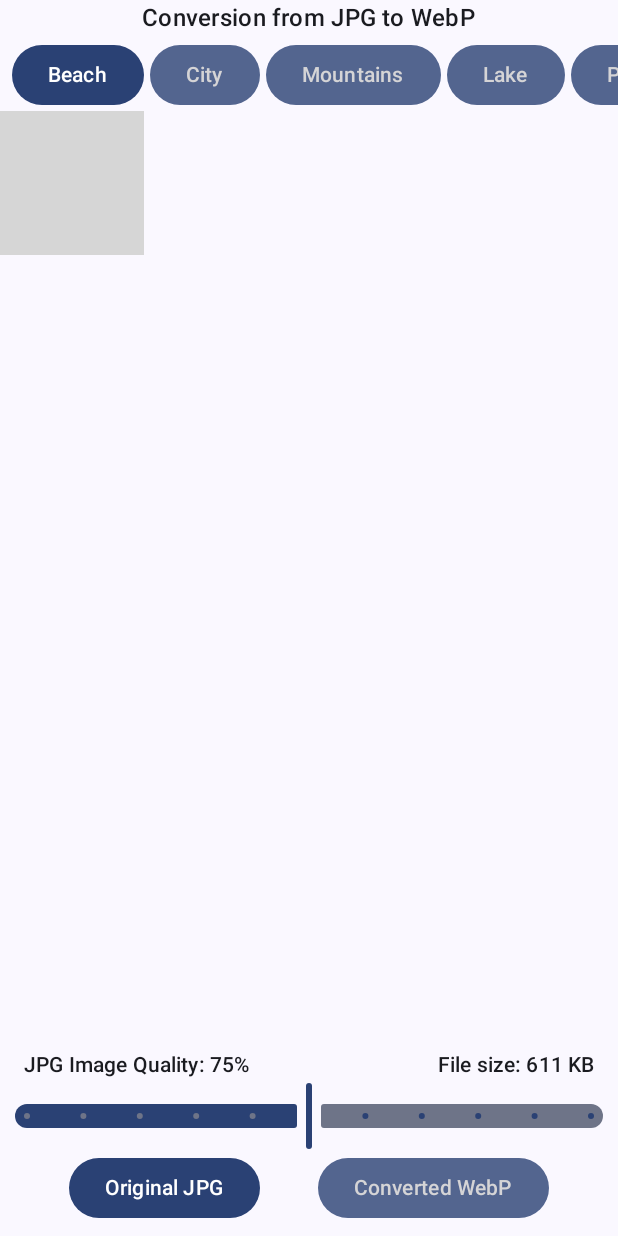
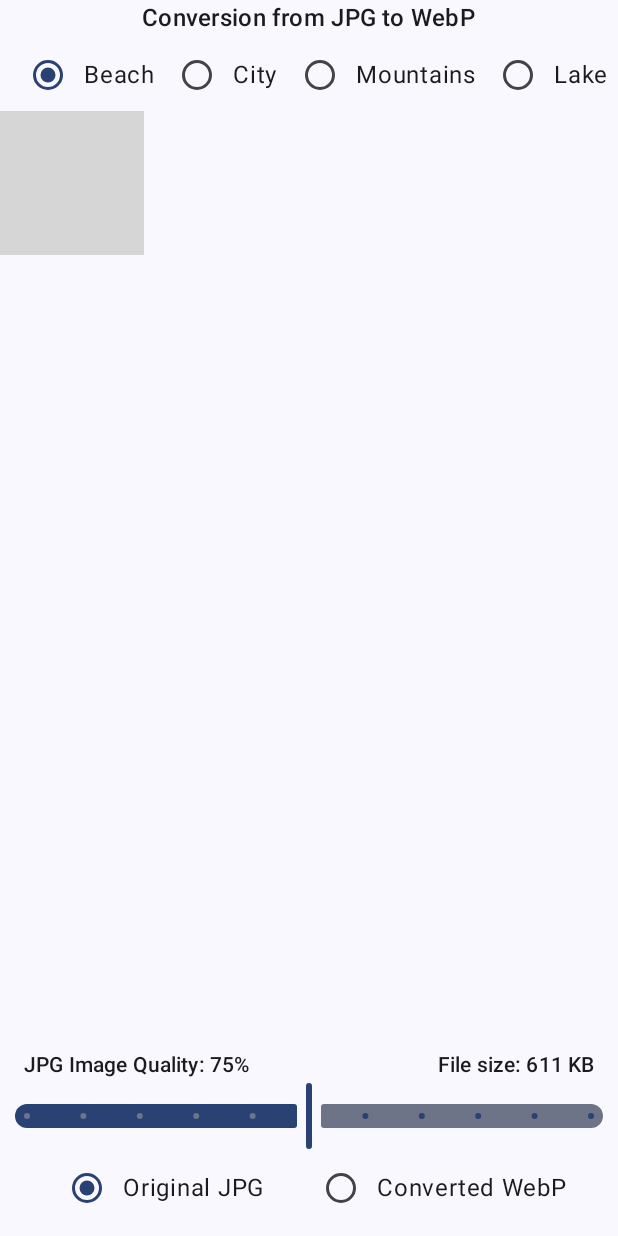
Before and after one commit to landomen/WebPSample, an Android app built with Jetpack Compose: the JpgComparisonScreen screen opened through its navigation route, on a phone screen of 412 x 824 dp. Run offline under Robolectric (Android 15) with nearby library versions, the phone set to English and light mode, and no system bars; libraries missing offline, so code that uses them is left out: net.engawapg.lib; 3 statements that could not run were skipped; grey boxes are pictures that could not be loaded.

Commit message:
Use radio buttons on jpg screen

```diff
--- a/app/src/main/java/com/landomen/webpsample/ui/screen/BenchmarkScreen.kt
+++ b/app/src/main/java/com/landomen/webpsample/ui/screen/BenchmarkScreen.kt
@@ -1,7 +1,6 @@
 package com.landomen.webpsample.ui.screen
 
 import android.widget.Toast
-import androidx.annotation.StringRes
 import androidx.compose.foundation.layout.Arrangement
 import androidx.compose.foundation.layout.Box
 import androidx.compose.foundation.layout.Column
@@ -14,7 +13,6 @@ import androidx.compose.foundation.layout.padding
 import androidx.compose.material3.Button
 import androidx.compose.material3.CircularProgressIndicator
 import androidx.compose.material3.MaterialTheme
-import androidx.compose.material3.RadioButton
 import androidx.compose.material3.Text
 import androidx.compose.runtime.Composable
 import androidx.compose.runtime.getValue
@@ -35,6 +33,7 @@ import coil.request.ImageRequest
 import coil.size.Size
 import com.landomen.webpsample.R
 import com.landomen.webpsample.data.jpg.model.JpgComparisonImageFormat
+import com.landomen.webpsample.ui.widget.RadioButtonWithLabel
 import kotlinx.coroutines.delay
 import kotlinx.coroutines.launch
 
@@ -290,29 +289,6 @@ private fun SelectableFormatRow(
     }
 }
 
-@Composable
-private fun RadioButtonWithLabel(
-    @StringRes titleRes: Int,
-    selected: Boolean,
-    enabled: Boolean,
-    onClick: () -> Unit,
-    modifier: Modifier = Modifier
-) {
-    Row(
-        verticalAlignment = Alignment.CenterVertically,
-        horizontalArrangement = Arrangement.Center,
-        modifier = modifier
-    ) {
-        RadioButton(
-            selected = selected,
-            enabled = enabled,
-            onClick = onClick
-        )
-        Text(stringResource(id = titleRes))
-    }
-}
-
-
 sealed interface BenchmarkState {
     data object Idle : BenchmarkState
     data class Running(val runCount: Int) : BenchmarkState
--- a/app/src/main/java/com/landomen/webpsample/ui/screen/JpgComparisonScreen.kt
+++ b/app/src/main/java/com/landomen/webpsample/ui/screen/JpgComparisonScreen.kt
@@ -1,6 +1,5 @@
 package com.landomen.webpsample.ui.screen
 
-import androidx.annotation.StringRes
 import androidx.compose.foundation.Image
 import androidx.compose.foundation.layout.Arrangement
 import androidx.compose.foundation.layout.Box
@@ -13,7 +12,6 @@ import androidx.compose.foundation.layout.fillMaxWidth
 import androidx.compose.foundation.layout.height
 import androidx.compose.foundation.layout.padding
 import androidx.compose.foundation.lazy.LazyRow
-import androidx.compose.material3.Button
 import androidx.compose.material3.MaterialTheme
 import androidx.compose.material3.Slider
 import androidx.compose.material3.Surface
@@ -26,8 +24,6 @@ import androidx.compose.runtime.remember
 import androidx.compose.runtime.setValue
 import androidx.compose.ui.Alignment
 import androidx.compose.ui.Modifier
-import androidx.compose.ui.draw.alpha
-import androidx.compose.ui.graphics.Color
 import androidx.compose.ui.res.painterResource
 import androidx.compose.ui.res.stringResource
 import androidx.compose.ui.text.style.TextAlign
@@ -38,6 +34,7 @@ import com.landomen.webpsample.R
 import com.landomen.webpsample.data.jpg.model.JpgComparisonImage
 import com.landomen.webpsample.data.jpg.model.JpgComparisonImageFormat
 import com.landomen.webpsample.data.jpg.source.JpgComparisonImagesProvider
+import com.landomen.webpsample.ui.widget.RadioButtonWithLabel
 import net.engawapg.lib.zoomable.ZoomState
 import net.engawapg.lib.zoomable.rememberZoomState
 import net.engawapg.lib.zoomable.zoomable
@@ -117,9 +114,9 @@ private fun ComparisonImageSelectorHeader(
         items(JpgComparisonImagesProvider.comparisonImages.keys.size) { index ->
             val image = JpgComparisonImagesProvider.comparisonImages.keys.elementAt(index)
 
-            SelectionButton(
+            RadioButtonWithLabel(
                 titleRes = image.titleRes,
-                isSelected = selectedPreviewImage == image,
+                selected = selectedPreviewImage == image,
                 onClick = { onPreviewImageSelect(image) })
         }
     }
@@ -222,47 +219,19 @@ private fun FormatSelector(
         modifier = modifier
             .fillMaxWidth()
     ) {
-        SelectionButton(
+        RadioButtonWithLabel(
             titleRes = R.string.jpg_format_selection_jpg,
-            isSelected = selectedPreviewImageFormat == JpgComparisonImageFormat.JPG,
+            selected = selectedPreviewImageFormat == JpgComparisonImageFormat.JPG,
             onClick = {
                 onFormatSelect(JpgComparisonImageFormat.JPG)
             }
         )
 
-        SelectionButton(
+        RadioButtonWithLabel(
             titleRes = R.string.jpg_format_selection_webp,
-            isSelected = selectedPreviewImageFormat == JpgComparisonImageFormat.WEBP,
+            selected = selectedPreviewImageFormat == JpgComparisonImageFormat.WEBP,
             onClick = {
                 onFormatSelect(JpgComparisonImageFormat.WEBP)
-            }
-        )
-    }
-}
-
-@Composable
-private fun SelectionButton(
-    @StringRes titleRes: Int,
-    isSelected: Boolean,
-    onClick: () -> Unit,
-    modifier: Modifier = Modifier
-) {
-    Button(
-        onClick = onClick,
-        modifier = modifier.alpha(
-            if (isSelected) {
-                1f
-            } else {
-                0.8f
-            }
-        )
-    ) {
-        Text(
-            text = stringResource(id = titleRes),
-            color = if (isSelected) {
-                Color.White
-            } else {
-                Color.LightGray
             }
         )
     }
--- /dev/null
+++ b/app/src/main/java/com/landomen/webpsample/ui/widget/CommonWidgets.kt
@@ -0,0 +1,33 @@
+package com.landomen.webpsample.ui.widget
+
+import androidx.annotation.StringRes
+import androidx.compose.foundation.layout.Arrangement
+import androidx.compose.foundation.layout.Row
+import androidx.compose.material3.RadioButton
+import androidx.compose.material3.Text
+import androidx.compose.runtime.Composable
+import androidx.compose.ui.Alignment
+import androidx.compose.ui.Modifier
+import androidx.compose.ui.res.stringResource
+
+@Composable
+internal fun RadioButtonWithLabel(
+    @StringRes titleRes: Int,
+    selected: Boolean,
+    onClick: () -> Unit,
+    modifier: Modifier = Modifier,
+    enabled: Boolean = true,
+) {
+    Row(
+        verticalAlignment = Alignment.CenterVertically,
+        horizontalArrangement = Arrangement.Center,
+        modifier = modifier
+    ) {
+        RadioButton(
+            selected = selected,
+            enabled = enabled,
+            onClick = onClick
+        )
+        Text(stringResource(id = titleRes))
+    }
+}
```
